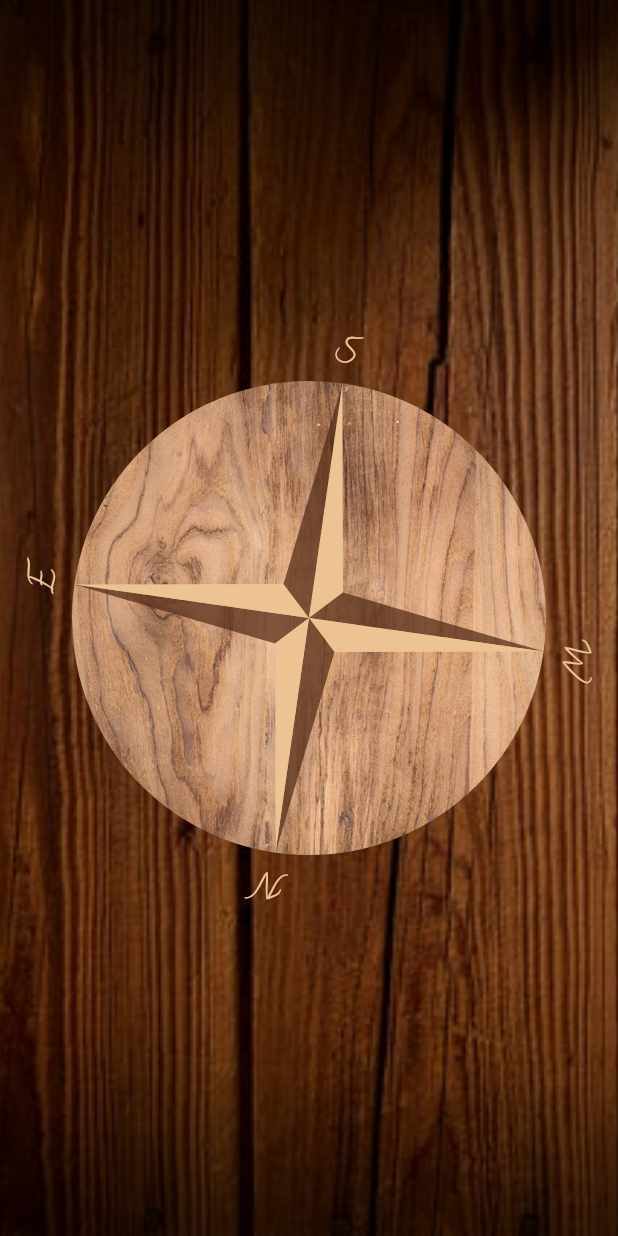
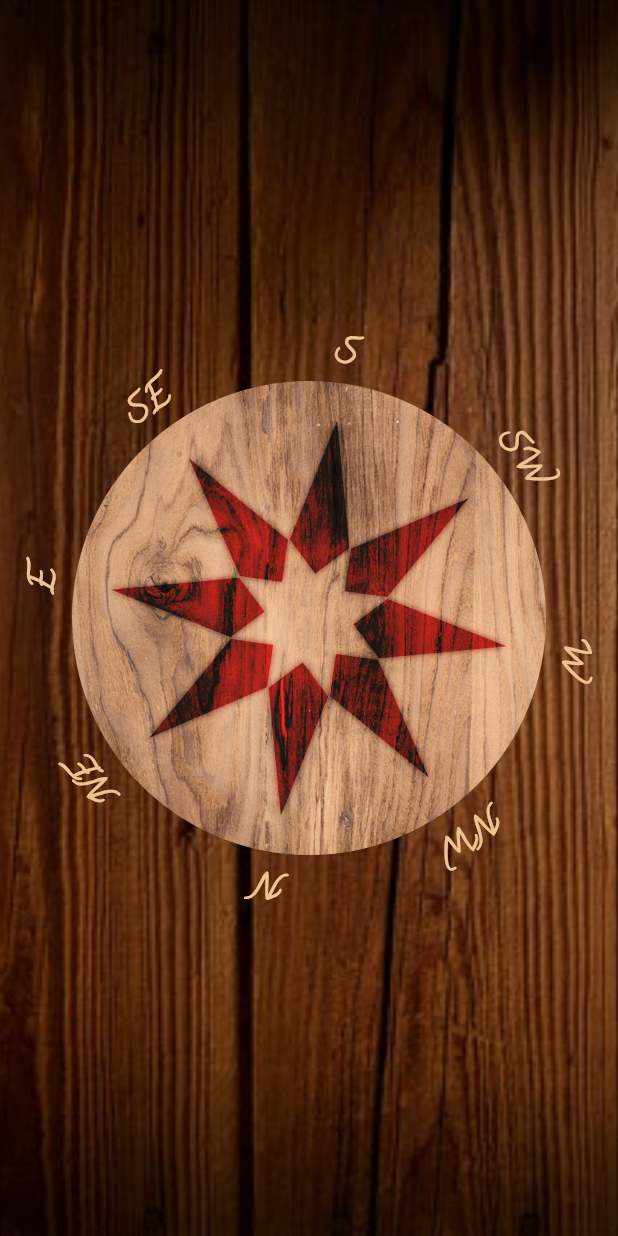
Before and after one commit to AndreHaueisen/compass, a Flutter app: the screen it shows after launch, on a phone screen of 412 x 824 dp. Run offline on Flutter 3.47's test engine with Material 2 defaults, Android fonts, the phone set to English and light mode, and no system bars; missing offline and left inert: aeyrium_sensor.

Commit message:
layout changes added easter egg

```diff
--- a/lib/main.dart
+++ b/lib/main.dart
@@ -3,23 +3,16 @@ import 'dart:math';
 import 'package:aeyrium_sensor/aeyrium_sensor.dart';
 import 'package:flutter/services.dart';
 
-
 void main() {
-  SystemChrome.setPreferredOrientations([DeviceOrientation.portraitUp]).then((_){
+  SystemChrome.setPreferredOrientations([DeviceOrientation.portraitUp]).then((_) {
     runApp(MyApp());
   });
 }
-
-// find . -name "*.dart" | xargs cat | wc -c
 
 class MyApp extends StatelessWidget {
   @override
   Widget build(BuildContext context) {
     return MaterialApp(
-      title: 'Flutter Demo',
-      theme: ThemeData(
-        primarySwatch: Colors.blue,
-      ),
       home: Compass(),
     );
   }
@@ -30,49 +23,75 @@ class Compass extends StatefulWidget {
   _CompassState createState() => _CompassState();
 }
 
-class _CompassState extends State<Compass> with SingleTickerProviderStateMixin {
-
+class _CompassState extends State<Compass> with TickerProviderStateMixin {
   AnimationController cntller;
+  var subs;
+  var height = 0.0;
 
   @override
   void initState() {
     cntller = AnimationController(vsync: this, lowerBound: -3, upperBound: 3);
 
-    AeyriumSensor.sensorEvents.listen((SensorEvent event) {
+    subs = AeyriumSensor.sensorEvents.listen((SensorEvent event) {
       cntller.animateTo(event.roll, duration: Duration(milliseconds: 100));
+      height = cntller.value < -2 ? 36 : 0;
     });
 
     super.initState();
   }
 
   @override
+  void dispose() {
+    cntller.dispose();
+    subs.dispose();
+    super.dispose();
+  }
+
+  @override
   Widget build(BuildContext context) {
+    double width = MediaQuery.of(context).size.width;
+
     return Scaffold(
       body: Stack(
         fit: StackFit.expand,
         children: [
-          Image(image: AssetImage('res/bg.jpeg',), fit: BoxFit.fitHeight),
+          Image(
+              image: AssetImage(
+                'res/bg.jpeg',
+              ),
+              fit: BoxFit.fitHeight),
           Center(
             child: Container(
-            height: MediaQuery.of(context).size.width,
-            width: MediaQuery.of(context).size.width,
-            child: Container(
+              height: width,
+              width: width,
               padding: const EdgeInsets.all(48),
               child: Container(
                 decoration: BoxDecoration(
                   image: DecorationImage(image: AssetImage('res/comp.jpeg')),
                   shape: BoxShape.circle,
                 ),
-                child:
-                    AnimatedBuilder(
+                child: AnimatedBuilder(
                   animation: cntller,
-                      builder: (_, __){
+                  builder: (_, __) {
                     return Transform(
                       alignment: Alignment.center,
                       transform: Matrix4.rotationZ(cntller.value),
-                          child: CustomPaint(
+                      child: Stack(
+                        alignment: Alignment.center,
+                        children: [
+                          CustomPaint(
                             painter: StarPainter(),
-                            size: Size.square(MediaQuery.of(context).size.width),
+                            size: Size.square(width),
+                          ),
+                          AnimatedSize(
+                            vsync: this,
+                            duration: Duration(seconds: 4),
+                            child: Image(
+                              image: AssetImage('res/logo.png'),
+                              height: height,
+                            ),
+                          )
+                        ],
                       ),
                     );
                   },
@@ -80,62 +99,45 @@ class _CompassState extends State<Compass> with SingleTickerProviderStateMixin {
               ),
             ),
           ),
-        ),],
+        ],
       ),
     );
   }
 }
 
+class StarPainter extends CustomPainter {
+  Paint pDark;
 
-
-class StarPainter extends CustomPainter {
-
-  var pDark;
-  var pBright;
-
-  static var arrowBrightClr = const Color.fromRGBO(237, 195, 148, 1);
-  static var arrowDarkClr = const Color.fromRGBO(80, 40, 20, .7);
-
-  final titles = ["N", "E", "S", "W"];
+  final titles = ["N", "NE", "E", "SE", "S", "SW", "W", "NW"];
   final txtPtr = TextPainter(textAlign: TextAlign.center, textDirection: TextDirection.ltr);
-  final txtStl = TextStyle(color: arrowBrightClr, fontSize: 24, fontFamily: 'Calli');
+  final txtStl = TextStyle(color: Color(0xFFEDC394), fontSize: 24, fontFamily: 'Calli', fontWeight: FontWeight.bold);
 
   StarPainter() {
     pDark = Paint();
-    pDark.color = arrowDarkClr;
+    pDark.color = Color(0XCC502814);
     pDark.style = PaintingStyle.fill;
-
-    pBright = Paint();
-    pBright.color = arrowBrightClr;
-    pBright.style = PaintingStyle.fill;
+    pDark.maskFilter = MaskFilter.blur(BlurStyle.solid, 2);
+    pDark.blendMode = BlendMode.colorBurn;
   }
 
   @override
   void paint(Canvas cavs, Size sze) {
-
     cavs.save();
     cavs.translate(sze.width / 2, sze.height / 2);
 
     var pth1 = Path();
-    var pth2 = Path();
 
-    final double arrowHeight = sze.height / 2;
-    final double arrowWidth = 40;
+    final double sizeStep = 40 / 2;
 
-    for (int i = 0; i < 4; i++) {
-
-      pth1.moveTo(0, 0);
-      pth1.relativeLineTo(-arrowWidth / 2, -20);
-      pth1.relativeLineTo(arrowWidth / 2, -(arrowHeight - 20));
+    for (int i = 0; i < 8; i++) {
+      pth1.moveTo(0, -30);
+      pth1.lineTo(-sizeStep, -50);
+      pth1.lineTo(0, - sze.height / 2 + 25);
+      pth1.lineTo(sizeStep, -50);
       pth1.close();
 
-      pth2.moveTo(0, 0);
-      pth2.relativeLineTo(arrowWidth / 2, -20);
-      pth2.relativeLineTo(-arrowWidth / 2, -(arrowHeight - 20));
-      pth2.close();
-
       cavs.save();
-      cavs.translate(0, -sze.height/2);
+      cavs.translate(0, -sze.height / 2);
 
       txtPtr.text = TextSpan(style: txtStl, text: titles[i]);
       txtPtr.layout();
@@ -143,9 +145,8 @@ class StarPainter extends CustomPainter {
 
       cavs.restore();
 
-      cavs.rotate(2 * pi / 4);
+      cavs.rotate(2 * pi / 8);
       cavs.drawPath(pth1, pDark);
-      cavs.drawPath(pth2, pBright);
     }
 
     cavs.restore();
--- a/pubspec.yaml
+++ b/pubspec.yaml
@@ -45,6 +45,7 @@ flutter:
   assets:
      - res/bg.jpeg
      - res/comp.jpeg
+     - res/logo.png
 
   # An image asset can refer to one or more resolution-specific "variants", see
   # https://flutter.io/assets-and-images/#resolution-aware.
```
Also changed, not shown: res/logo.png (added). Lines whose indentation alone changed are shown as unchanged.
